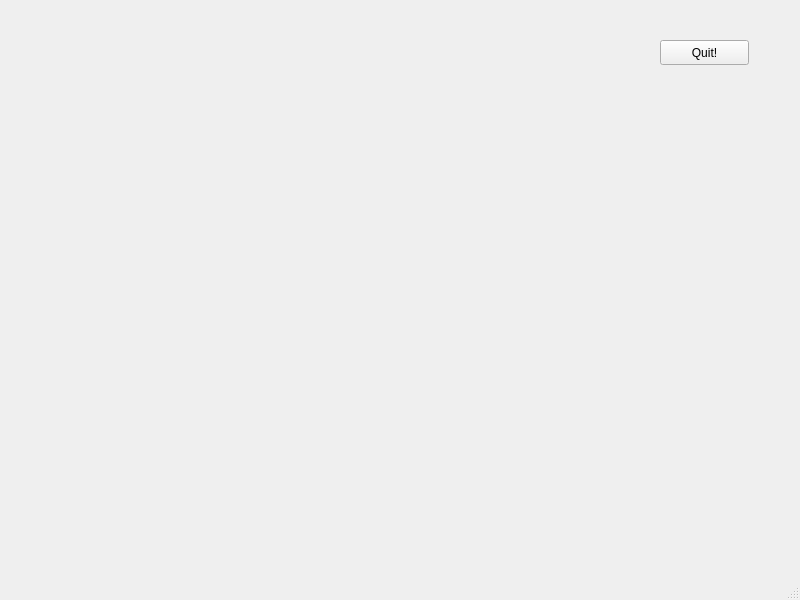
Above: Grunduppgift2/mainwindow.ui from niloufar-rashedi/Uppgift_8 before the change. Below: the same form after it.
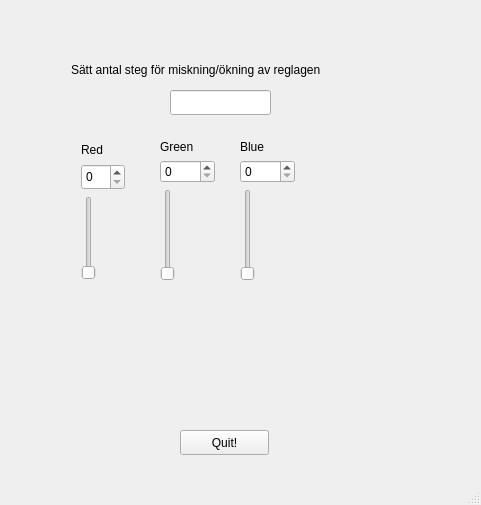
That is the form after the change.

What changed in the file:
```diff
--- a/Grunduppgift2/mainwindow.ui
+++ b/Grunduppgift2/mainwindow.ui
@@ -6,8 +6,8 @@
    <rect>
     <x>0</x>
     <y>0</y>
-    <width>800</width>
-    <height>600</height>
+    <width>481</width>
+    <height>505</height>
    </rect>
   </property>
   <property name="windowTitle">
@@ -17,8 +17,8 @@
    <widget class="QPushButton" name="pushButton">
     <property name="geometry">
      <rect>
-      <x>660</x>
-      <y>40</y>
+      <x>180</x>
+      <y>430</y>
       <width>89</width>
       <height>25</height>
      </rect>
@@ -27,6 +27,143 @@
      <string>Quit!</string>
     </property>
    </widget>
+   <widget class="QLabel" name="label">
+    <property name="geometry">
+     <rect>
+      <x>71</x>
+      <y>61</y>
+      <width>322</width>
+      <height>17</height>
+     </rect>
+    </property>
+    <property name="text">
+     <string>Sätt antal steg för miskning/ökning av reglagen</string>
+    </property>
+   </widget>
+   <widget class="QLineEdit" name="lineEdit">
+    <property name="geometry">
+     <rect>
+      <x>170</x>
+      <y>90</y>
+      <width>101</width>
+      <height>25</height>
+     </rect>
+    </property>
+   </widget>
+   <widget class="QSlider" name="verticalSliderRed">
+    <property name="geometry">
+     <rect>
+      <x>81</x>
+      <y>196</y>
+      <width>16</width>
+      <height>84</height>
+     </rect>
+    </property>
+    <property name="maximum">
+     <number>255</number>
+    </property>
+    <property name="orientation">
+     <enum>Qt::Vertical</enum>
+    </property>
+   </widget>
+   <widget class="QSpinBox" name="spinBoxRed">
+    <property name="geometry">
+     <rect>
+      <x>81</x>
+      <y>164</y>
+      <width>44</width>
+      <height>26</height>
+     </rect>
+    </property>
+    <property name="maximum">
+     <number>255</number>
+    </property>
+   </widget>
+   <widget class="QLabel" name="label_Red">
+    <property name="geometry">
+     <rect>
+      <x>81</x>
+      <y>141</y>
+      <width>27</width>
+      <height>17</height>
+     </rect>
+    </property>
+    <property name="text">
+     <string>Red</string>
+    </property>
+   </widget>
+   <widget class="QWidget" name="">
+    <property name="geometry">
+     <rect>
+      <x>160</x>
+      <y>140</y>
+      <width>55</width>
+      <height>141</height>
+     </rect>
+    </property>
+    <layout class="QVBoxLayout" name="verticalLayout_2">
+     <item>
+      <widget class="QLabel" name="label_Green">
+       <property name="text">
+        <string>Green</string>
+       </property>
+      </widget>
+     </item>
+     <item>
+      <widget class="QSpinBox" name="spinBoxGreen">
+       <property name="maximum">
+        <number>255</number>
+       </property>
+      </widget>
+     </item>
+     <item>
+      <widget class="QSlider" name="verticalSliderGreen">
+       <property name="maximum">
+        <number>255</number>
+       </property>
+       <property name="orientation">
+        <enum>Qt::Vertical</enum>
+       </property>
+      </widget>
+     </item>
+    </layout>
+   </widget>
+   <widget class="QWidget" name="">
+    <property name="geometry">
+     <rect>
+      <x>240</x>
+      <y>140</y>
+      <width>55</width>
+      <height>141</height>
+     </rect>
+    </property>
+    <layout class="QVBoxLayout" name="verticalLayout_3">
+     <item>
+      <widget class="QLabel" name="label_Blue">
+       <property name="text">
+        <string>Blue</string>
+       </property>
+      </widget>
+     </item>
+     <item>
+      <widget class="QSpinBox" name="spinBoxBlue">
+       <property name="maximum">
+        <number>255</number>
+       </property>
+      </widget>
+     </item>
+     <item>
+      <widget class="QSlider" name="verticalSliderBlue">
+       <property name="maximum">
+        <number>255</number>
+       </property>
+       <property name="orientation">
+        <enum>Qt::Vertical</enum>
+       </property>
+      </widget>
+     </item>
+    </layout>
+   </widget>
   </widget>
   <widget class="QMenuBar" name="menubar">
    <property name="geometry">
```
Left out of the diff: 101 changed lines with no effect on the pictures.
